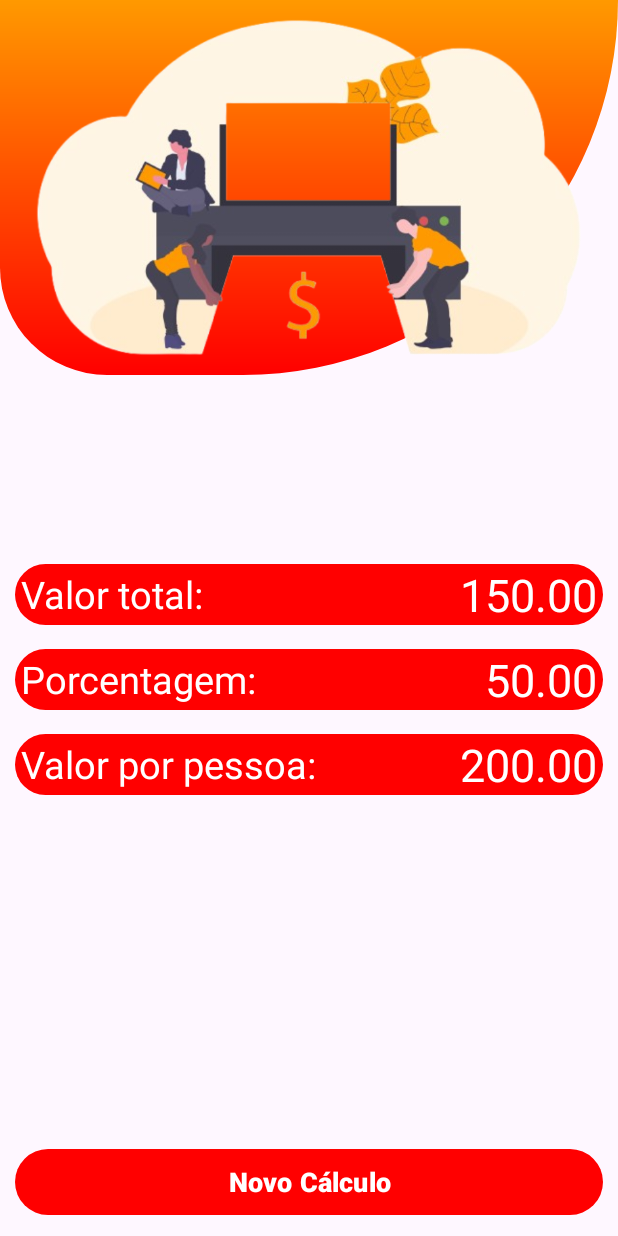
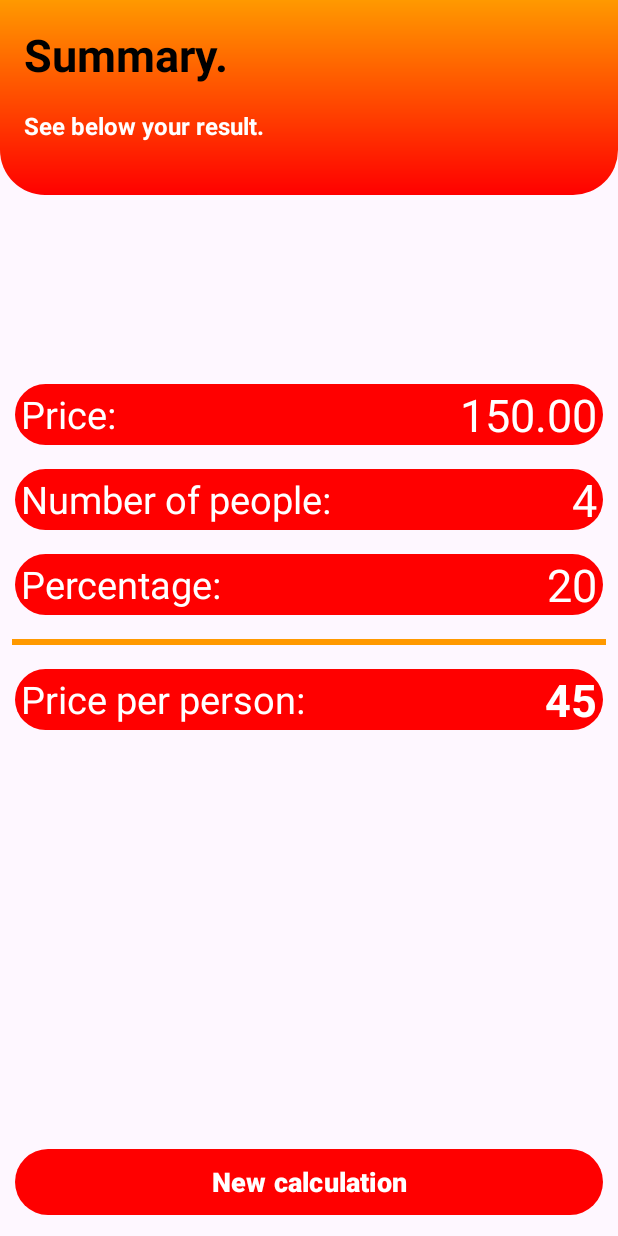
Before and after one commit to ojoaomtheus/Calculadora-gorjeta, an Android app: the layout activity_resultado.xml on its own in the app's theme, with its tools: preview values and no code run, on a phone screen of 412 x 824 dp. Run offline under Robolectric (Android 15) with nearby library versions, the light colour scheme and no system bars.

Commit message:
Some design modifications

```diff
--- a/app/src/main/res/drawable/gradiente_bg.xml
+++ b/app/src/main/res/drawable/gradiente_bg.xml
@@ -3,8 +3,8 @@
     <corners
         android:topLeftRadius="0dp"
         android:topRightRadius="0dp"
-        android:bottomLeftRadius="56dp"
-        android:bottomRightRadius="56dp"/>
+        android:bottomLeftRadius="30dp"
+        android:bottomRightRadius="30dp"/>
 
     <gradient
         android:startColor="@color/primaryColor"
--- a/app/src/main/res/drawable/rounded_img_second.xml
+++ /dev/null
@@ -1,12 +0,0 @@
-<?xml version="1.0" encoding="utf-8"?>
-<shape xmlns:android="http://schemas.android.com/apk/res/android">
-    <gradient
-        android:startColor="@color/primaryColor"
-        android:endColor="@color/secondColor"
-        android:angle="90"/>
-    <corners
-        android:bottomRightRadius="350dp"
-        android:bottomLeftRadius="100dp"
-        />
-
-</shape>
--- a/app/src/main/res/layout/activity_resultado.xml
+++ b/app/src/main/res/layout/activity_resultado.xml
@@ -8,137 +8,197 @@
     tools:context=".ResultadoActivity">
 
     <LinearLayout
-        android:id="@+id/linearLayout4"
+        android:id="@+id/header_start_result"
         android:layout_width="match_parent"
-        android:layout_height="wrap_content"
+        android:layout_marginTop="16dp"
+        android:layout_height="130dp"
+        android:background="@drawable/gradiente_bg"
+        android:orientation="vertical"
         tools:ignore="MissingConstraints">
 
-        <ImageView
+        <TextView
             android:layout_width="match_parent"
-            android:layout_height="250dp"
-            android:background="@drawable/rounded_img_second"
-            android:src="@drawable/result"/>
+            android:layout_height="wrap_content"
+            android:layout_margin="16dp"
+            android:text="Summary."
+            android:textColor="@color/black"
+            android:textSize="30sp"
+            android:textStyle="bold" />
+
+        <TextView
+            android:layout_width="match_parent"
+            android:layout_height="wrap_content"
+            android:layout_marginStart="16dp"
+            android:text="See below your result."
+            android:textColor="@color/white"
+            android:textSize="16sp"
+            android:textStyle="bold" />
 
     </LinearLayout>
 
     <LinearLayout
-        android:id="@+id/base_preco"
+        android:id="@+id/base_price"
         android:layout_width="match_parent"
         android:layout_height="wrap_content"
+        android:layout_marginStart="10dp"
+        android:layout_marginTop="20mm"
+        android:layout_marginEnd="10dp"
         android:background="@drawable/rounded_rst"
         android:orientation="horizontal"
-        android:layout_marginTop="20mm"
-        android:layout_marginEnd="10dp"
-        android:layout_marginStart="10dp"
-        app:layout_constraintTop_toBottomOf="@+id/linearLayout4"
+        app:layout_constraintTop_toBottomOf="@+id/header_start_result"
         tools:ignore="MissingConstraints">
 
         <TextView
             android:layout_width="0dp"
             android:layout_height="wrap_content"
+            android:layout_gravity="center"
             android:layout_marginStart="4dp"
             android:layout_weight="1"
-            android:text="Valor total:"
-            android:layout_gravity="center"
+            android:text="Price:"
             android:textColor="@color/white"
             android:textSize="25sp" />
 
         <TextView
-            android:id="@+id/tv_total_valor"
+            android:id="@+id/tv_price"
             android:layout_width="wrap_content"
             android:layout_height="wrap_content"
             android:layout_marginEnd="4dp"
             android:gravity="center"
             android:maxLength="8"
+            android:textColor="@color/white"
             android:textSize="30sp"
-            android:textColor="@color/white"
             tools:text="150.00" />
 
     </LinearLayout>
 
     <LinearLayout
-        android:background="@drawable/rounded_rst"
-        android:id="@+id/base_porcentagem"
+        android:id="@+id/base_number_of_people"
         android:layout_width="match_parent"
         android:layout_height="wrap_content"
+        android:layout_marginStart="10dp"
         android:layout_marginTop="16dp"
-        android:layout_marginStart="10dp"
         android:layout_marginEnd="10dp"
+        android:background="@drawable/rounded_rst"
         android:orientation="horizontal"
-        app:layout_constraintTop_toBottomOf="@+id/base_preco">
+        app:layout_constraintTop_toBottomOf="@+id/base_price"
+        tools:ignore="MissingConstraints">
 
         <TextView
             android:layout_width="0dp"
             android:layout_height="wrap_content"
+            android:layout_gravity="center"
+            android:layout_marginStart="4dp"
             android:layout_weight="1"
-            android:layout_marginStart="4dp"
+            android:text="Number of people:"
             android:textColor="@color/white"
-            android:text="Porcentagem:"
-            android:layout_gravity="center"
             android:textSize="25sp" />
 
         <TextView
-            android:id="@+id/tv_porcetagem_valor"
+            android:id="@+id/tv_number_of_people"
             android:layout_width="wrap_content"
             android:layout_height="wrap_content"
+            android:layout_marginEnd="4dp"
             android:gravity="center"
-            android:layout_marginEnd="4dp"
-            android:maxLength="5"
+            android:maxLength="8"
+            android:textColor="@color/white"
             android:textSize="30sp"
-            android:textColor="@color/white"
-            tools:text="50.00" />
+            tools:text="4" />
 
     </LinearLayout>
+
+    <LinearLayout
+        android:id="@+id/base_percentage"
+        android:layout_width="match_parent"
+        android:layout_height="wrap_content"
+        android:layout_marginStart="10dp"
+        android:layout_marginTop="16dp"
+        android:layout_marginEnd="10dp"
+        android:background="@drawable/rounded_rst"
+        android:orientation="horizontal"
+        app:layout_constraintTop_toBottomOf="@+id/base_number_of_people">
+
+        <TextView
+            android:layout_width="0dp"
+            android:layout_height="wrap_content"
+            android:layout_gravity="center"
+            android:layout_marginStart="4dp"
+            android:layout_weight="1"
+            android:text="Percentage:"
+            android:textColor="@color/white"
+            android:textSize="25sp" />
+
+        <TextView
+            android:id="@+id/tv_percentage"
+            android:layout_width="wrap_content"
+            android:layout_height="wrap_content"
+            android:layout_marginEnd="4dp"
+            android:gravity="center"
+            android:maxLength="5"
+            android:textColor="@color/white"
+            android:textSize="30sp"
+            tools:text="20" />
+
+    </LinearLayout>
+
+    <View
+        android:id="@+id/vw_total"
+        android:layout_width="match_parent"
+        android:layout_height="4dp"
+        android:layout_marginStart="8dp"
+        android:layout_marginTop="16dp"
+        android:layout_marginEnd="8dp"
+        android:background="@color/secondColor"
+        app:layout_constraintTop_toBottomOf="@+id/base_percentage" />
 
     <LinearLayout
         android:id="@+id/base_total"
         android:layout_width="match_parent"
         android:layout_height="wrap_content"
+        android:layout_marginStart="10dp"
         android:layout_marginTop="16dp"
-        android:layout_marginStart="10dp"
         android:layout_marginEnd="10dp"
         android:background="@drawable/rounded_rst"
         android:orientation="horizontal"
-        app:layout_constraintTop_toBottomOf="@+id/base_porcentagem"
+        app:layout_constraintTop_toBottomOf="@+id/vw_total"
         tools:layout_editor_absoluteX="10dp">
 
         <TextView
             android:layout_width="0dp"
             android:layout_height="wrap_content"
+            android:layout_gravity="center"
+            android:layout_marginStart="4dp"
             android:layout_weight="1"
-            android:layout_marginStart="4dp"
-            android:text="Valor por pessoa:"
+            android:text="Price per person:"
             android:textColor="@color/white"
-            android:layout_gravity="center"
-            android:textSize="25sp"  />
+            android:textSize="25sp" />
 
         <TextView
-            android:id="@+id/tv_valor_por_pessoa"
+            android:id="@+id/tv_price_per_person"
             android:layout_width="wrap_content"
             android:layout_height="wrap_content"
+            android:layout_marginEnd="4dp"
             android:gravity="center"
             android:maxLength="6"
-            android:layout_marginEnd="4dp"
+            android:textColor="@color/white"
             android:textSize="30sp"
-            android:textColor="@color/white"
-            tools:text="200.00" />
+            android:textStyle="bold"
+            tools:text="45" />
 
     </LinearLayout>
 
     <Button
-        android:id="@+id/btn_novo_calculo"
+        android:id="@+id/btn_new_calculation"
         android:layout_width="match_parent"
         android:layout_height="52dp"
         android:layout_marginStart="10dp"
         android:layout_marginEnd="10dp"
         android:layout_marginBottom="10dp"
-        android:text="Novo Cálculo"
+        android:text="New calculation"
+        android:textSize="18dp"
         android:textStyle="bold"
-        android:textSize="18dp"
         app:layout_constraintBottom_toBottomOf="parent"
         app:layout_constraintEnd_toEndOf="parent"
-        app:layout_constraintStart_toStartOf="parent"
-        />
+        app:layout_constraintStart_toStartOf="parent" />
 
 
 </androidx.constraintlayout.widget.ConstraintLayout>
```
Also changed, not shown: app/src/main/java/com/example/calculadoradegorjeta/MainActivity.kt (+16 -21 lines), app/src/main/java/com/example/calculadoradegorjeta/ResultadoActivity.kt (+15 -18 lines), app/src/main/res/drawable/rounded_img_first.xml (deleted, +0 -17 lines), app/src/main/res/layout/activity_main.xml (+62 -87 lines), app/src/main/res/drawable/main.png (deleted), app/src/main/res/drawable/result.png (deleted).
